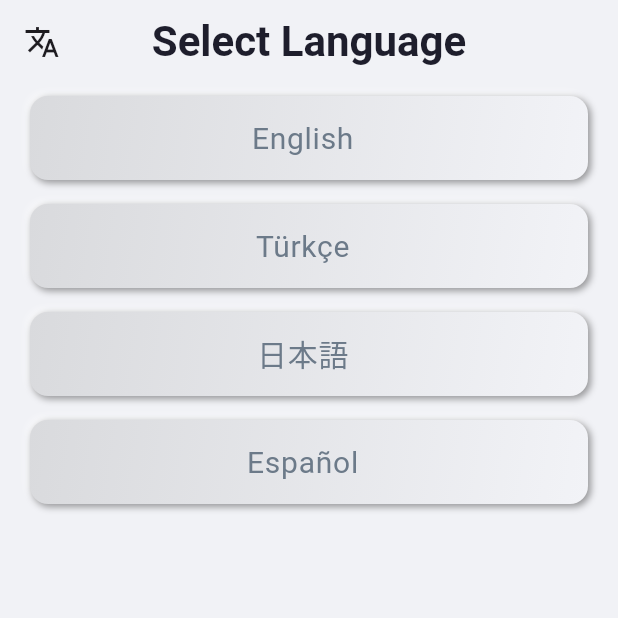
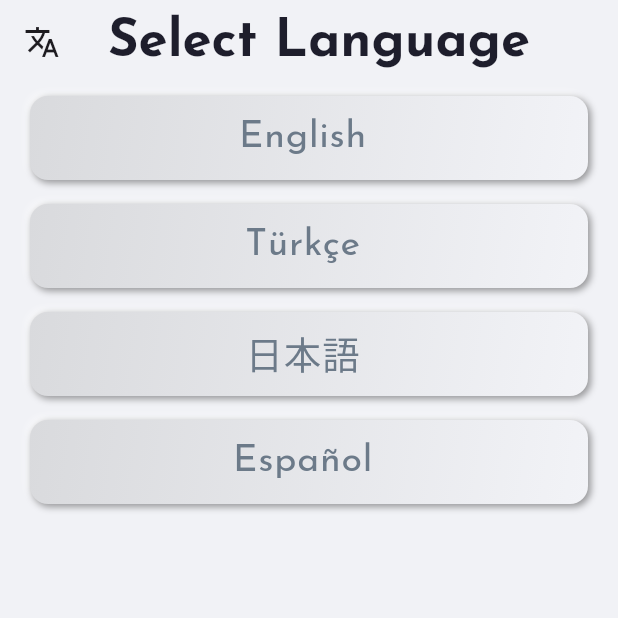
Before and after one commit to zehrayldz00/creation-codes, a Flutter app: the screen it shows after launch, on a phone screen of 412 x 824 dp, the top half of it. Run offline on Flutter 3.47's test engine with Material 3 defaults, Android fonts, the phone set to English and light mode, and no system bars; our stand-ins replace cloud_firestore, firebase_core, firebase_storage, flutter_neumorphic_plus, google_fonts, shared_preferences and 1 more; missing offline and left inert: model_viewer_plus; accounts and stored records are empty.

Commit message:
Font added

```diff
--- a/lib/core/constants/app_text_styles.dart
+++ b/lib/core/constants/app_text_styles.dart
@@ -1,16 +1,18 @@
 import 'package:flutter/material.dart';
+import 'package:google_fonts/google_fonts.dart';
 import 'app_colors.dart';
 
 class AppTextStyles {
-  static const TextStyle header = TextStyle(
-    fontSize: 28,
+  static TextStyle header = GoogleFonts.josefinSans(
+    fontSize: 35,
     fontWeight: FontWeight.bold,
-    color: AppColors.primaryText
+    color: AppColors.primaryText,
   );
 
-  static const TextStyle subtitle = TextStyle(
-    fontSize: 20,
+  static TextStyle subtitle = GoogleFonts.josefinSans(
+    fontSize: 25,
     fontWeight: FontWeight.w400,
     color: AppColors.secondaryText
   );
+
 }
```
